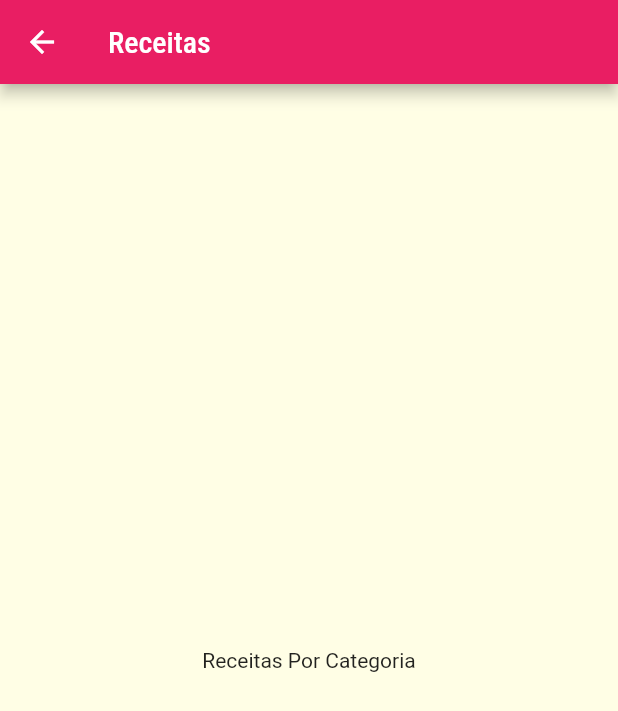
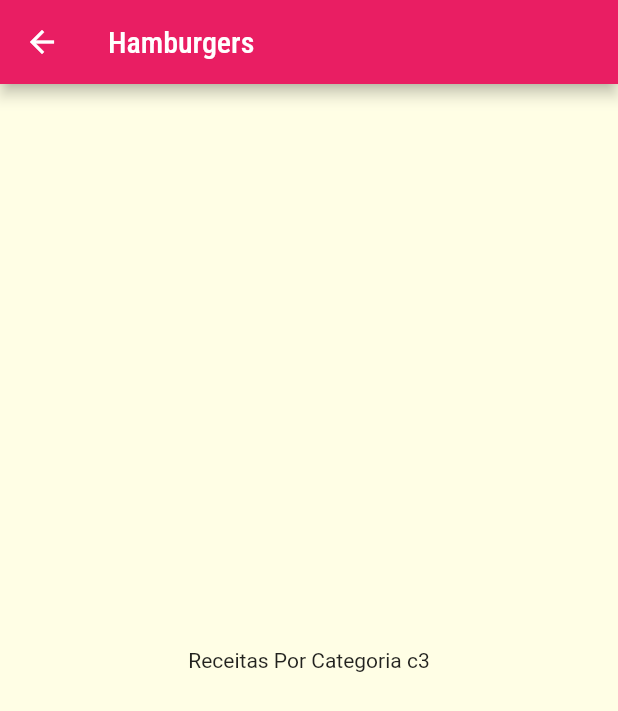
Before and after one commit to Souza83/meals, a Flutter app: the screen it shows after launch, after a tap on "Hamburgers", on a phone screen of 412 x 824 dp. Shown: the top 711 px of the screen. Run offline on Flutter 3.47's test engine with Material 2 defaults, Android fonts, the phone set to English and light mode, and no system bars.

```diff
--- a/lib/components/category_item.dart
+++ b/lib/components/category_item.dart
@@ -11,7 +11,7 @@ class CategoryItem extends StatelessWidget {
     Navigator.of(context).push(
       MaterialPageRoute(
         builder: (_) {
-          return CategoriesMealsScreen();
+          return CategoriesMealsScreen(category);
         },
       ),
     );
--- a/lib/screens/categories_meals_screen.dart
+++ b/lib/screens/categories_meals_screen.dart
@@ -1,14 +1,19 @@
 import 'package:flutter/material.dart';
+import '../models/category.dart';
 
 class CategoriesMealsScreen extends StatelessWidget {
+  final Category category;
+
+  const CategoriesMealsScreen(this.category);
+
   @override
   Widget build(BuildContext context) {
     return Scaffold(
       appBar: AppBar(
-        title: Text('Receitas'),
+        title: Text(category.title),
       ),
       body: Center(
-        child: Text('Receitas Por Categoria'),
+        child: Text('Receitas Por Categoria ${category.id}'),
       ),
     );
   }
```
